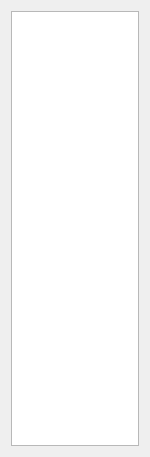
cobreti/NyxTraceViewer, file QtTraceClient/UI/ChannelSelection.ui: the form before one commit.
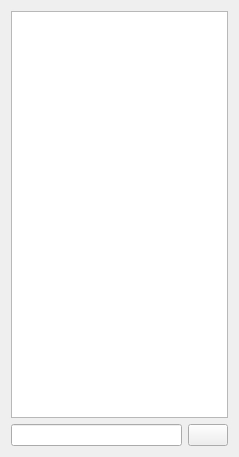
The form after the commit. Icons and pictures are not drawn.

Commit message: updated channels selection

```diff
--- a/QtTraceClient/UI/ChannelSelection.ui
+++ b/QtTraceClient/UI/ChannelSelection.ui
@@ -6,7 +6,7 @@
    <rect>
     <x>0</x>
     <y>0</y>
-    <width>150</width>
+    <width>239</width>
     <height>457</height>
    </rect>
   </property>
@@ -32,6 +32,28 @@
    <string>Form</string>
   </property>
   <layout class="QGridLayout" name="gridLayout">
+   <item row="2" column="0">
+    <layout class="QHBoxLayout" name="horizontalLayout">
+     <item>
+      <widget class="QLineEdit" name="newChannelEdit"/>
+     </item>
+     <item>
+      <widget class="QPushButton" name="addBtn">
+       <property name="text">
+        <string/>
+       </property>
+       <property name="icon">
+        <iconset>
+         <normalon>:/ChannelSelection/add-icon</normalon>
+        </iconset>
+       </property>
+       <property name="flat">
+        <bool>false</bool>
+       </property>
+      </widget>
+     </item>
+    </layout>
+   </item>
    <item row="0" column="0">
     <widget class="QListWidget" name="channelsList"/>
    </item>
```
The commit also changes 6 other files.
